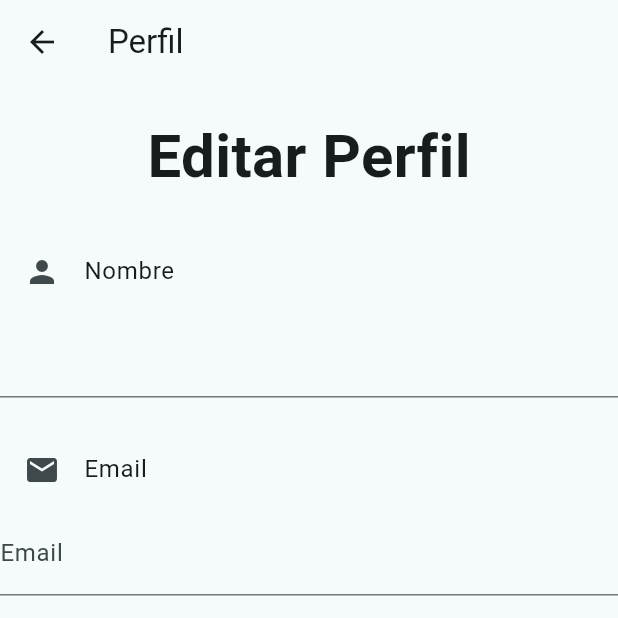
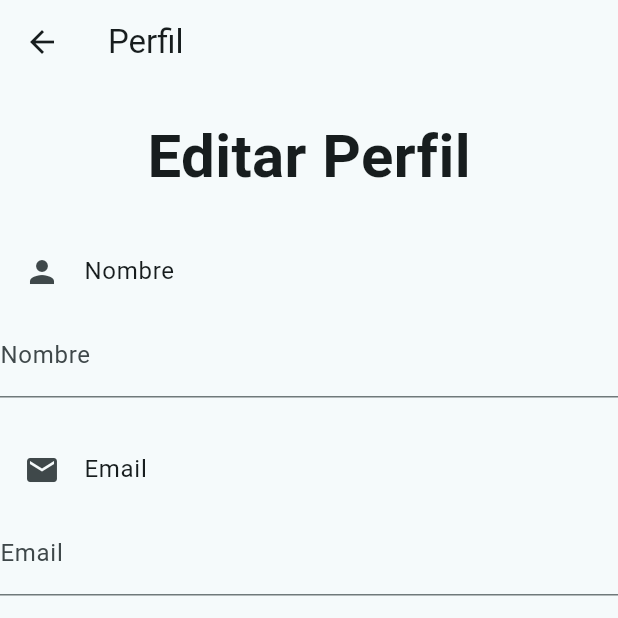
Before and after one commit to Isnotcristhianr/super_app_course, a Flutter app: the ProfileView screen opened by its route, on a phone screen of 412 x 824 dp, the top half of it. Run offline on Flutter 3.47's test engine with Material 3 defaults, Android fonts, the light colour scheme and no system bars; our stand-ins replace cloud_firestore, firebase_auth, firebase_core, get, google_sign_in; accounts and stored records are empty.

Commit message:
Actualizar los campos de entrada en la vista de perfil para que utilicen controladores de texto que reflejan los valores del controlador de perfil. Se mejora la gestión de los campos de nombre, email y teléfono.

```diff
--- a/lib/presentation/views/profile/profile_view.dart
+++ b/lib/presentation/views/profile/profile_view.dart
@@ -34,9 +34,13 @@ class _ProfileViewState extends State<ProfileView> {
           FormField(
             builder: (context) {
               return TextField(
-                decoration: InputDecoration(
-                  labelText: profilecontroller.name.string,
-                ),
+                decoration: InputDecoration(labelText: "Nombre"),
+                controller:
+                    profilecontroller.name != null
+                        ? TextEditingController(
+                          text: profilecontroller.name.value,
+                        )
+                        : null,
               );
             },
           ),
@@ -44,7 +48,15 @@ class _ProfileViewState extends State<ProfileView> {
           listaPerfil(title: "Email", icon: Icons.mail),
           FormField(
             builder: (context) {
-              return TextField(decoration: InputDecoration(labelText: "Email"));
+              return TextField(
+                decoration: InputDecoration(labelText: "Email"),
+                controller:
+                    profilecontroller.email != null
+                        ? TextEditingController(
+                          text: profilecontroller.email.value,
+                        )
+                        : null,
+              );
             },
           ),
           SizedBox(height: 20),
@@ -53,6 +65,12 @@ class _ProfileViewState extends State<ProfileView> {
             builder: (context) {
               return TextField(
                 decoration: InputDecoration(labelText: "Teléfono"),
+                controller:
+                    profilecontroller.phone != null
+                        ? TextEditingController(
+                          text: profilecontroller.phone.value,
+                        )
+                        : null,
               );
             },
           ),
```
